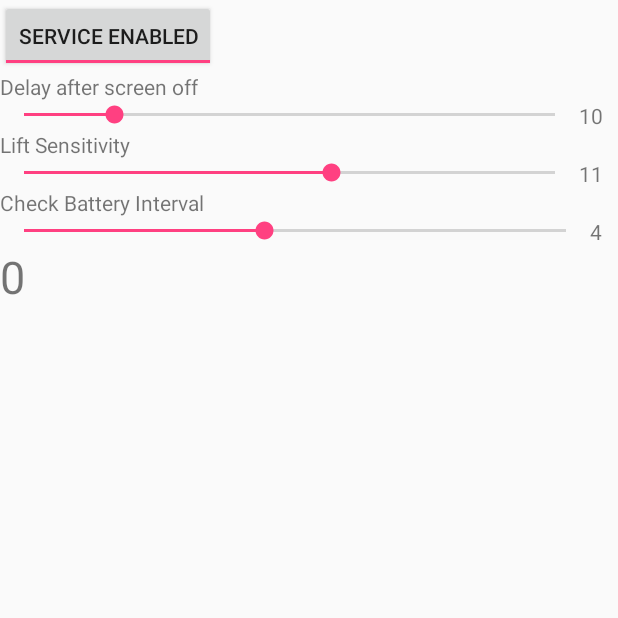
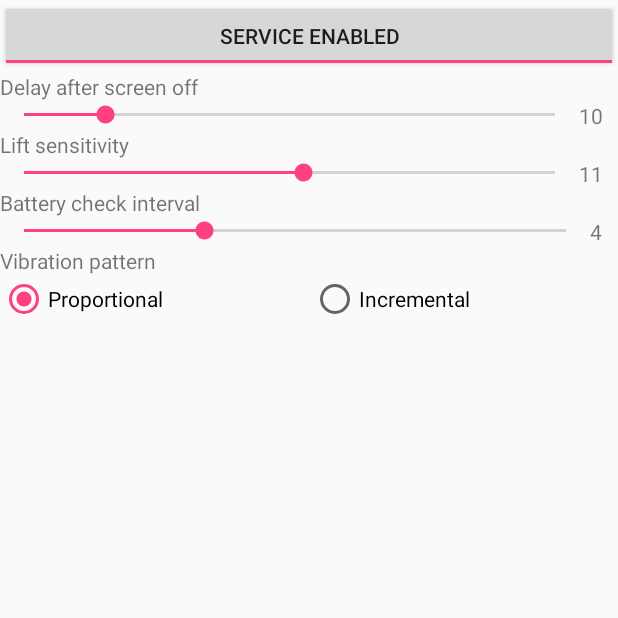
Before and after one commit to churchme/batterypulse, an Android app: the screen it shows after launch (BatteryActivity), after a tap on "SERVICE DISABLED", on a phone screen of 412 x 824 dp, the top half of it. Run offline under Robolectric (Android 15) with nearby library versions, the phone set to English and light mode, and no system bars.

Commit message:
- Incremental vibrating working

```diff
--- a/app/src/main/AndroidManifest.xml
+++ b/app/src/main/AndroidManifest.xml
@@ -36,7 +36,8 @@
         <receiver
             android:name=".ScreenReceiver"
             android:enabled="true"
-            android:exported="true"></receiver>
+            android:exported="true">
+        </receiver>
     </application>
 
 </manifest>
--- a/app/src/main/java/com/squarefist/batterypulse/BatteryActivity.java
+++ b/app/src/main/java/com/squarefist/batterypulse/BatteryActivity.java
@@ -16,6 +16,8 @@ import android.os.IBinder;
 import android.view.View;
 import android.app.Activity;
 import android.util.Log;
+import android.widget.RadioButton;
+import android.widget.RadioGroup;
 import android.widget.SeekBar;
 import android.widget.TextView;
 import android.widget.ToggleButton;
@@ -34,6 +36,7 @@ public class BatteryActivity extends Activity {
     private SeekBar seekbar_delay;
     private SeekBar seekbar_sensitivity;
     private ToggleButton toggle_service;
+    private RadioGroup radio_style;
 
     BatteryReceiver mReceiver;
 
@@ -52,17 +55,23 @@ public class BatteryActivity extends Activity {
         BroadcastReceiver mReceiver = new ScreenReceiver();
         registerReceiver(mReceiver, filter);
 
-        TextView txt_sensor = (TextView) findViewById(R.id.textAccelerometer);
         txt_interval = (TextView)findViewById(R.id.textInterval);
         txt_delay = (TextView)findViewById(R.id.textDelay);
         txt_sensitivity = (TextView)findViewById(R.id.textSensitivity);
         seekbar_delay = (SeekBar) findViewById(R.id.seekbarDelay);
         seekbar_battery = (SeekBar) findViewById(R.id.seekbarInterval);
         seekbar_sensitivity = (SeekBar) findViewById(R.id.seekbarSensitivity);
-        seekbar_delay.setProgress(settings.getInt("screen_off_delay", 10));
-        seekbar_battery.setProgress(settings.getInt("battery_check_interval", 4));
-        seekbar_sensitivity.setProgress(settings.getInt("accel_sensitivity", 11));
         toggle_service = (ToggleButton) findViewById(R.id.toggleService);
+        radio_style = (RadioGroup) findViewById(R.id.radioGroupStyle);
+
+        seekbar_delay.setProgress((settings.getInt("screen_off_delay", 9)));
+        seekbar_battery.setProgress((settings.getInt("battery_check_interval", 3)));
+        seekbar_sensitivity.setProgress(settings.getInt("accel_sensitivity", 10));
+        txt_delay.setText(String.valueOf(settings.getInt("screen_off_delay", 10)));
+        txt_interval.setText(String.valueOf(settings.getInt("battery_check_interval", 4)));
+        txt_sensitivity.setText(String.valueOf(settings.getInt("accel_sensitivity", 11)));
+        toggle_service.setChecked(settings.getBoolean("is_enabled", false));
+        ((RadioButton)radio_style.getChildAt(settings.getInt("buzz_style", 0))).setChecked(true);
 
         seekbar_battery.setOnSeekBarChangeListener(new SeekBar.OnSeekBarChangeListener() {
             @Override
@@ -109,6 +118,13 @@ public class BatteryActivity extends Activity {
             }
         });
 
+        radio_style.setOnCheckedChangeListener(new RadioGroup.OnCheckedChangeListener() {
+            @Override
+            public void onCheckedChanged(RadioGroup group, int checkedId) {
+                saveSettings();
+            }
+        });
+
 
         /* For getting the accel readings to the text view */
         //IntentFilter filter1 = new IntentFilter(BatteryReceiver.SENSOR_RESP);
@@ -129,18 +145,28 @@ public class BatteryActivity extends Activity {
     private void saveSettings() {
         SharedPreferences settings = getSharedPreferences(PREFS_NAME, 0);
         SharedPreferences.Editor editor = settings.edit();
-        editor.putInt("battery_check_interval", seekbar_battery.getProgress());
-        editor.putInt("screen_off_delay", seekbar_delay.getProgress());
-        editor.putInt("accel_sensitivity", seekbar_sensitivity.getProgress());
+
+        editor.putInt("screen_off_delay", Integer.parseInt(txt_delay.getText().toString()));
+        Log.d(msg, "" + Integer.parseInt(txt_delay.getText().toString()));
+        editor.putInt("accel_sensitivity", Integer.parseInt(txt_sensitivity.getText().toString()));
+        Log.d(msg, "" + Integer.parseInt(txt_sensitivity.getText().toString()));
+        editor.putInt("battery_check_interval", Integer.parseInt(txt_interval.getText().toString()));
+        Log.d(msg, "" + Integer.parseInt(txt_interval.getText().toString()));
         editor.putBoolean("is_enabled", toggle_service.isChecked());
+        Log.d(msg, "" + toggle_service.isChecked());
+        editor.putInt("buzz_style", radio_style.indexOfChild(findViewById(radio_style.getCheckedRadioButtonId())));
+        Log.d(msg, "" + radio_style.indexOfChild(findViewById(radio_style.getCheckedRadioButtonId())));
 
         // Commit the edits!
         editor.commit();
-        Log.d(msg, "Saving settings");
     }
 
     public void toggleService(View view) {
         saveSettings();
+    }
+
+    public void setToggleButton(boolean bool) {
+        toggle_service.setChecked(bool);
     }
 
     /** Defines callbacks for service binding, passed to bindService() */
@@ -155,6 +181,7 @@ public class BatteryActivity extends Activity {
 
         @Override
         public void onServiceDisconnected(ComponentName arg0) {
+
         }
     };
 }
--- a/app/src/main/res/layout/main.xml
+++ b/app/src/main/res/layout/main.xml
@@ -7,7 +7,7 @@
 
     <ToggleButton
         android:id="@+id/toggleService"
-        android:layout_width="wrap_content"
+        android:layout_width="match_parent"
         android:layout_height="wrap_content"
         android:onClick="toggleService"
         android:textOff="Service Disabled"
@@ -17,7 +17,7 @@
         android:id="@+id/labelDelay"
         android:layout_width="wrap_content"
         android:layout_height="wrap_content"
-        android:text="Delay after screen off" />
+        android:text="@string/screen_delay" />
 
     <LinearLayout
         android:layout_width="match_parent"
@@ -36,7 +36,7 @@
             android:id="@+id/textDelay"
             android:layout_width="wrap_content"
             android:layout_height="wrap_content"
-            android:text="10"
+            android:text=""
             android:layout_weight="0.025"/>
     </LinearLayout>
 
@@ -44,7 +44,7 @@
         android:id="@+id/labelSensitivity"
         android:layout_width="wrap_content"
         android:layout_height="wrap_content"
-        android:text="Lift Sensitivity" />
+        android:text="@string/lift_sensitivity" />
 
     <LinearLayout
         android:layout_width="match_parent"
@@ -63,7 +63,7 @@
             android:id="@+id/textSensitivity"
             android:layout_width="wrap_content"
             android:layout_height="wrap_content"
-            android:text="11"
+            android:text=""
             android:layout_weight="0.025"/>
     </LinearLayout>
 
@@ -71,7 +71,7 @@
         android:id="@+id/labelInterval"
         android:layout_width="wrap_content"
         android:layout_height="wrap_content"
-        android:text="Check Battery Interval" />
+        android:text="@string/batt_check_interval" />
 
     <LinearLayout
         android:layout_width="match_parent"
@@ -88,15 +88,42 @@
             android:id="@+id/textInterval"
             android:layout_width="wrap_content"
             android:layout_height="wrap_content"
-            android:text="4"
+            android:text=""
             android:layout_weight="0.025"/>
     </LinearLayout>
 
     <TextView
-        android:id="@+id/textAccelerometer"
+        android:id="@+id/textPattern"
         android:layout_width="wrap_content"
         android:layout_height="wrap_content"
-        android:text="0"
-        android:textSize="30sp" />
+        android:text="@string/buzz_pattern" />
+
+    <LinearLayout
+        android:layout_width="match_parent"
+        android:layout_height="wrap_content">
+
+        <RadioGroup
+            android:id="@+id/radioGroupStyle"
+            android:layout_width="match_parent"
+            android:layout_height="match_parent"
+            android:layout_weight="1"
+            android:orientation="horizontal">
+
+            <RadioButton
+                android:id="@+id/radioStyle1"
+                android:layout_width="wrap_content"
+                android:layout_height="wrap_content"
+                android:layout_weight="1"
+                android:text="@string/pattern1" />
+
+            <RadioButton
+                android:id="@+id/radioStyle2"
+                android:layout_width="wrap_content"
+                android:layout_height="wrap_content"
+                android:layout_weight="1"
+                android:text="@string/pattern2" />
+        </RadioGroup>
+
+    </LinearLayout>
 
 </LinearLayout>
--- a/app/src/main/res/values/strings.xml
+++ b/app/src/main/res/values/strings.xml
@@ -5,6 +5,12 @@
     <string name="title_activity_battery_settings">Settings</string>
 
     <!-- Strings related to Settings -->
+    <string name="screen_delay">Delay after screen off</string>
+    <string name="lift_sensitivity">Lift sensitivity</string>
+    <string name="batt_check_interval">Battery check interval</string>
+    <string name="buzz_pattern">Vibration pattern</string>
+    <string name="pattern1">Proportional</string>
+    <string name="pattern2">Incremental</string>
 
     <!-- Example General settings -->
     <string name="pref_header_general">General</string>
```
Also changed, not shown: app/src/main/java/com/squarefist/batterypulse/BatteryService.java (+46 -32 lines), app/src/main/java/com/squarefist/batterypulse/ScreenReceiver.java (+19 -3 lines).
